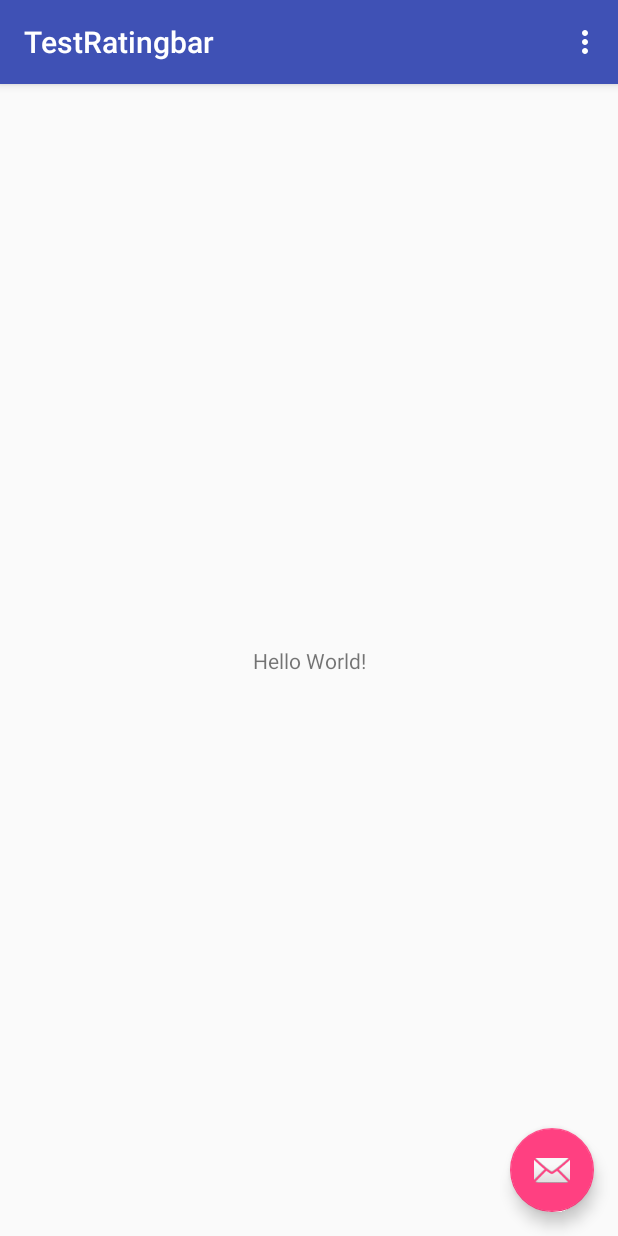
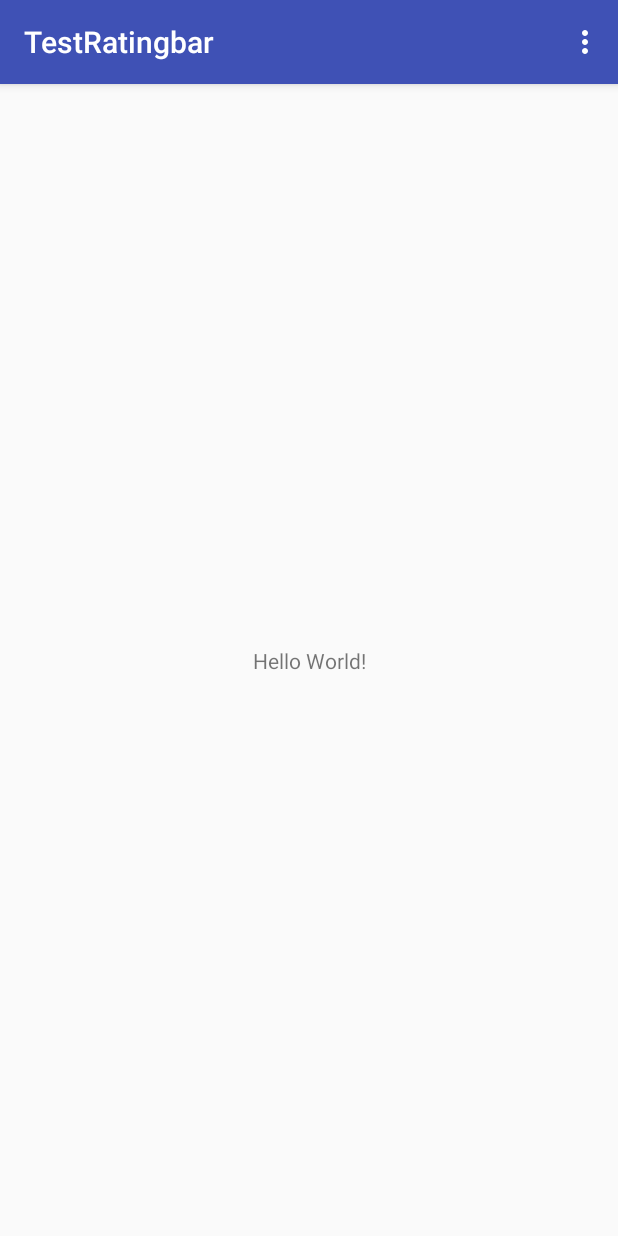
Before and after one commit to FabiPuig/TestRatingBar, an Android app: the screen it shows after launch (MainActivity), on a phone screen of 412 x 824 dp. Run offline under Robolectric (Android 15) with nearby library versions, the phone set to English and light mode, and no system bars.

Commit message:
Eliminamos el fab

```diff
--- a/app/src/main/java/com/example/fabian/testratingbar/MainActivity.java
+++ b/app/src/main/java/com/example/fabian/testratingbar/MainActivity.java
@@ -18,14 +18,6 @@ public class MainActivity extends AppCompatActivity {
         Toolbar toolbar = (Toolbar) findViewById(R.id.toolbar);
         setSupportActionBar(toolbar);
 
-        FloatingActionButton fab = (FloatingActionButton) findViewById(R.id.fab);
-        fab.setOnClickListener(new View.OnClickListener() {
-            @Override
-            public void onClick(View view) {
-                Snackbar.make(view, "Replace with your own action", Snackbar.LENGTH_LONG)
-                        .setAction("Action", null).show();
-            }
-        });
     }
 
     @Override
--- a/app/src/main/java/com/example/fabian/testratingbar/MainActivityFragment.java
+++ b/app/src/main/java/com/example/fabian/testratingbar/MainActivityFragment.java
@@ -17,6 +17,8 @@ public class MainActivityFragment extends Fragment {
     @Override
     public View onCreateView(LayoutInflater inflater, ViewGroup container,
                              Bundle savedInstanceState) {
-        return inflater.inflate(R.layout.fragment_main, container, false);
+        View view = inflater.inflate(R.layout.fragment_main, container, false);
+
+        return view;
     }
 }
--- a/app/src/main/res/layout/activity_main.xml
+++ b/app/src/main/res/layout/activity_main.xml
@@ -22,12 +22,4 @@
 
     <include layout="@layout/content_main" />
 
-    <android.support.design.widget.FloatingActionButton
-        android:id="@+id/fab"
-        android:layout_width="wrap_content"
-        android:layout_height="wrap_content"
-        android:layout_gravity="bottom|end"
-        android:layout_margin="@dimen/fab_margin"
-        app:srcCompat="@android:drawable/ic_dialog_email" />
-
 </android.support.design.widget.CoordinatorLayout>
```
